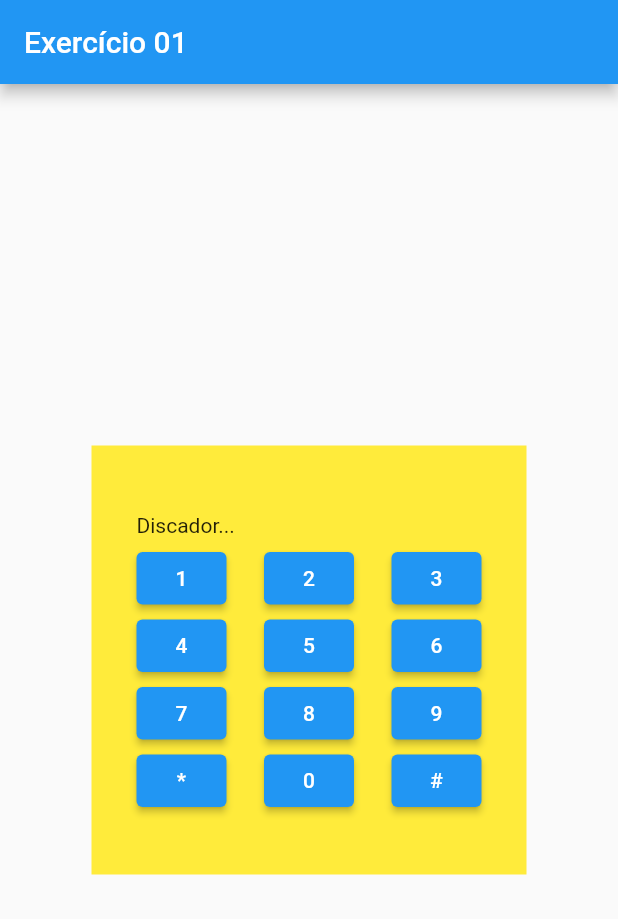
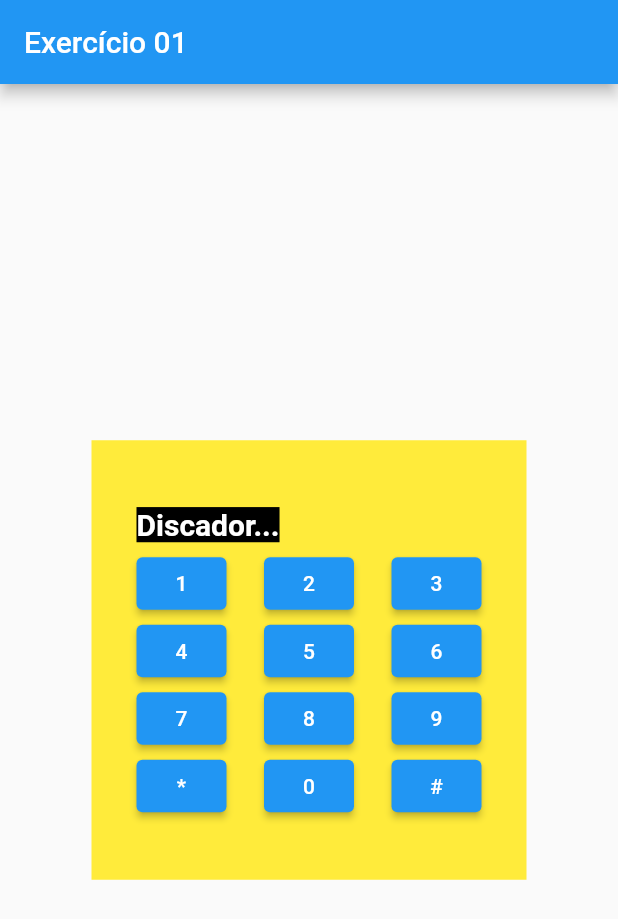
Before and after one commit to Imenatrix/discador, a Flutter app: the screen it shows after launch, on a phone screen of 412 x 824 dp. Shown: the top 919 px of the screen. Run offline on Flutter 3.47's test engine with Material 2 defaults, Android fonts, the light colour scheme and no system bars.

Commit message:
Adiciona titulo do titulo do teclado

```diff
--- a/lib/main.dart
+++ b/lib/main.dart
@@ -55,7 +55,15 @@ class Teclado extends StatelessWidget {
         spacing: 10,
         direction: Axis.vertical,
         children: [
-          Text('Discador...'),
+          Text(
+            'Discador...',
+            style: TextStyle(
+              fontSize: 20,
+              fontWeight: FontWeight.bold,
+              color: Colors.white,
+              backgroundColor: Colors.black,
+            ),
+          ),
           ...teclado.map((linha) => Linha(linha: linha))
         ],
       ),
```
